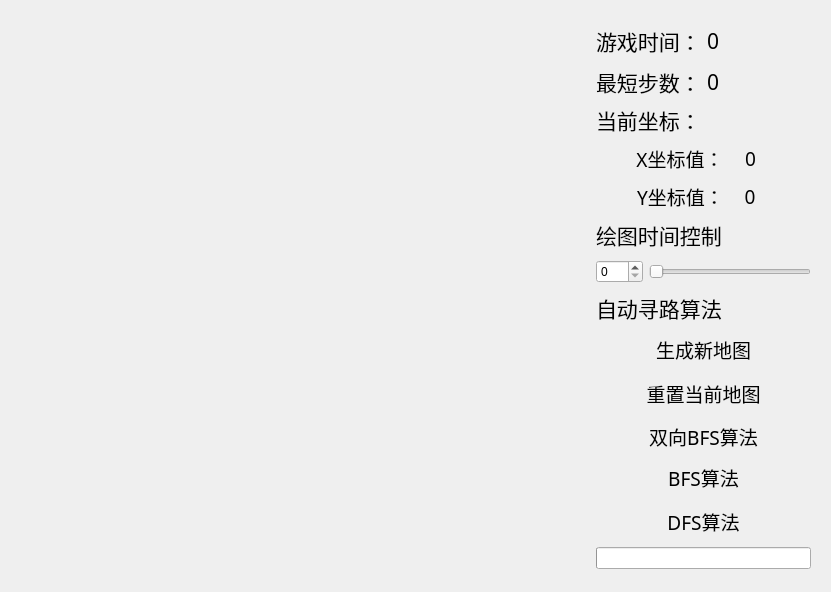
ChestnutYueyue/maze-routing-algorithm, file src/widget.ui: the form before one commit.
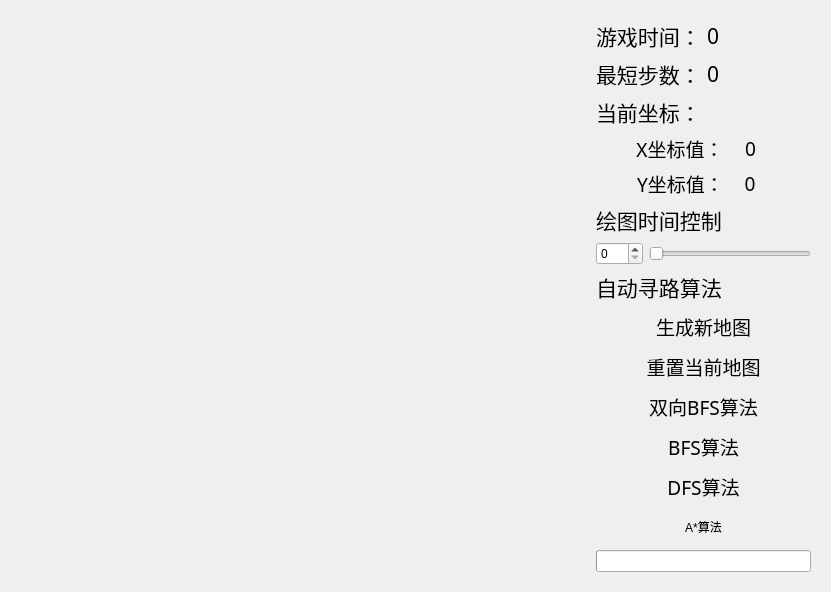
The form after the commit.

Commit message: 更新A*算法

What changed in the file:
```diff
--- a/src/widget.ui
+++ b/src/widget.ui
@@ -741,6 +741,32 @@
           </property>
          </widget>
         </item>
+        <item>
+         <widget class="QPushButton" name="AStar">
+          <property name="styleSheet">
+           <string notr="true">QPushButton {
+	border-radius: 4px; 
+    border: none; 
+    width: 35px; 
+    height: 35px; 
+	font: 14pt &quot;茶末手写体&quot;;
+    color: rgb(0, 0, 0);
+}
+
+QPushButton:hover { 
+    background: rgba(119,136,153, 50); 
+	font: 14pt &quot;茶末手写体&quot;;
+}
+QPushButton:pressed{ 
+   background: rgba(255, 255, 255, 100); 
+	font: 14pt &quot;茶末手写体&quot;;
+}</string>
+          </property>
+          <property name="text">
+           <string>A*算法</string>
+          </property>
+         </widget>
+        </item>
         <item>
          <spacer name="verticalSpacer_14">
           <property name="orientation">
```
Left out of the diff: 62 changed lines with no effect on the pictures. The commit also changes 7 other files.
